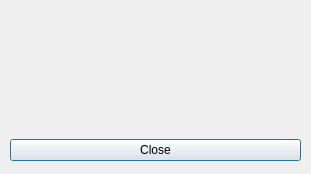
The window that luminous-flux-window.ui (wszechmogacy/photometric-curves) describes before a commit, drawn with Qt 5.
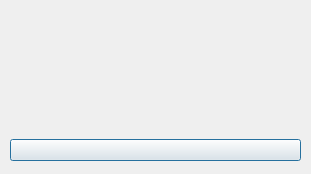
The same window after the commit.

Commit message: localization in luminous-flux

```diff
--- a/luminous-flux-window.ui
+++ b/luminous-flux-window.ui
@@ -52,7 +52,7 @@
     <item>
      <widget class="QPushButton" name="CloseButton">
       <property name="text">
-       <string>Close</string>
+       <string/>
       </property>
      </widget>
     </item>
```
Left out of the diff: 2 changed lines with no effect on the pictures. The commit also changes 2 other files.
